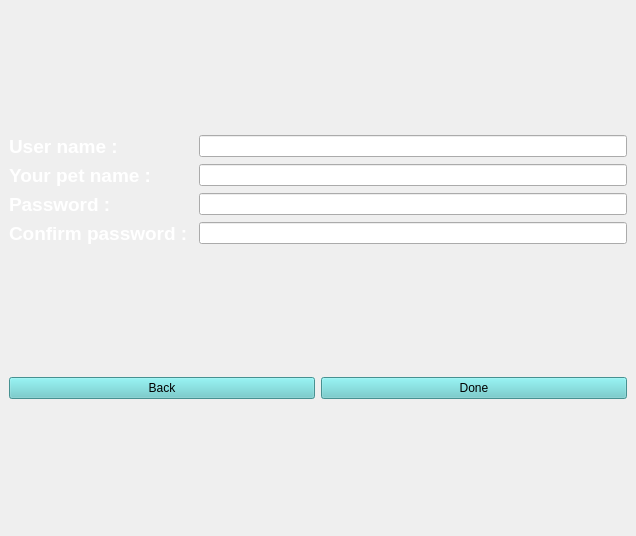
Qt form MusicPlayer/account/forgetpass.ui (roga134/MusicPlayerQT) before a commit.
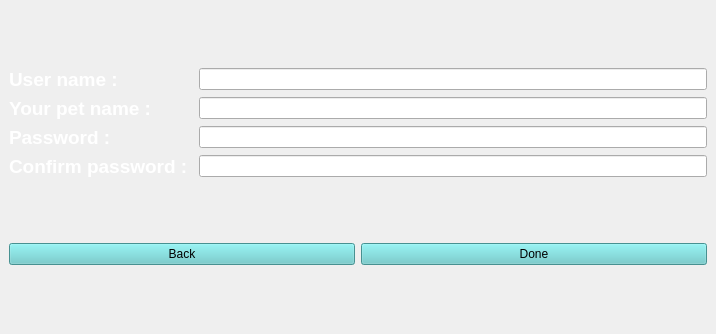
The same form after that commit.

What changed in the file:
```diff
--- a/MusicPlayer/account/forgetpass.ui
+++ b/MusicPlayer/account/forgetpass.ui
@@ -6,8 +6,8 @@
    <rect>
     <x>0</x>
     <y>0</y>
-    <width>636</width>
-    <height>536</height>
+    <width>716</width>
+    <height>334</height>
    </rect>
   </property>
   <property name="windowTitle">
@@ -51,14 +51,14 @@
       <item row="2" column="1">
        <widget class="QLineEdit" name="lineEdit_Pass">
         <property name="echoMode">
-         <enum>QLineEdit::EchoMode::Normal</enum>
+         <enum>QLineEdit::Password</enum>
         </property>
        </widget>
       </item>
       <item row="3" column="1">
        <widget class="QLineEdit" name="lineEdit_confPass">
         <property name="echoMode">
-         <enum>QLineEdit::EchoMode::Normal</enum>
+         <enum>QLineEdit::Password</enum>
         </property>
        </widget>
       </item>
```
Left out of the diff: 6 changed lines with no effect on the pictures.
